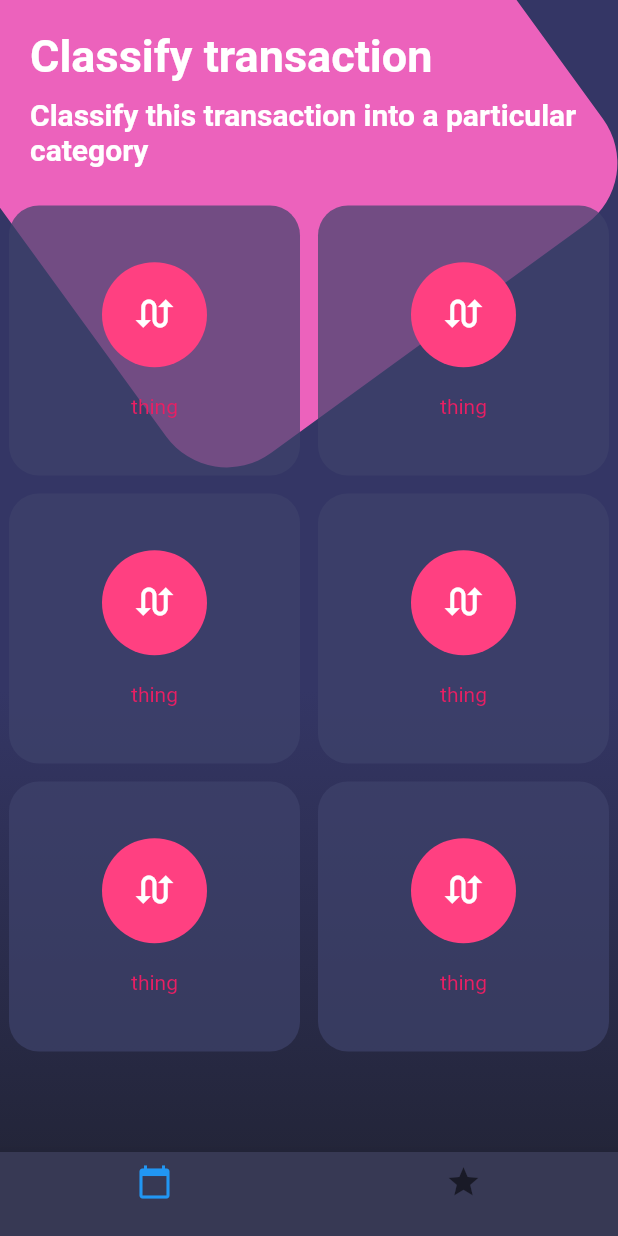
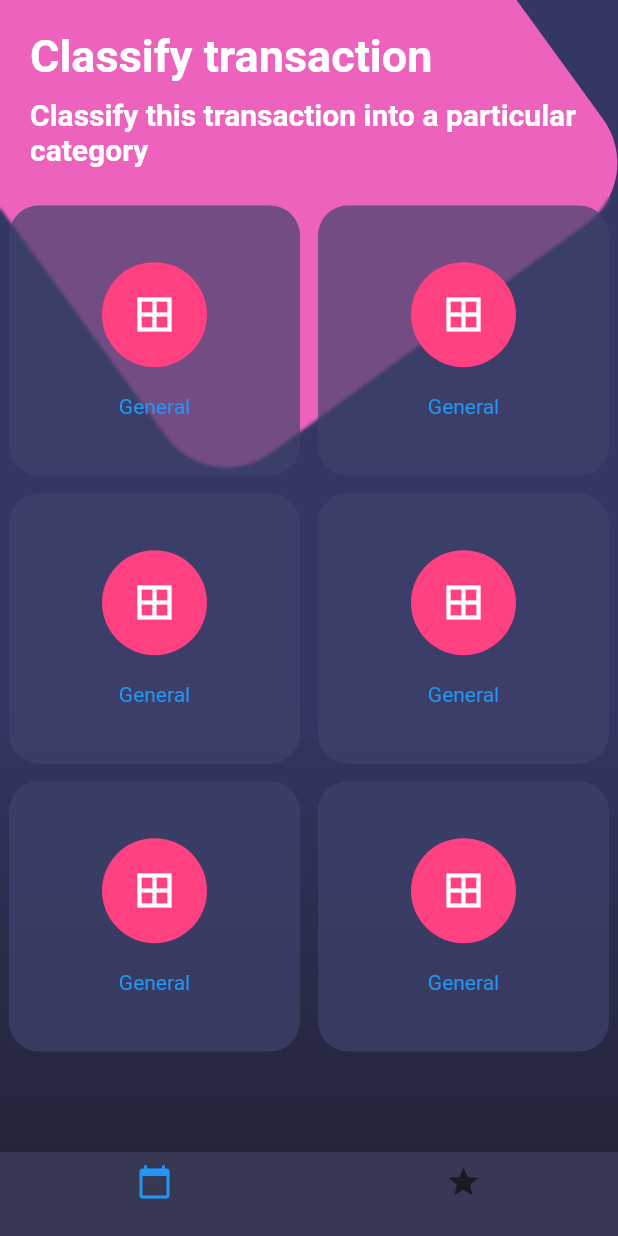
Before and after one commit to germanheinz/DesignsFlutter, a Flutter app: the screen it shows after launch, on a phone screen of 412 x 824 dp. Run offline on Flutter 3.47's test engine with Material 2 defaults, Android fonts, the phone set to English and light mode, and no system bars.

Commit message:
Design part10

```diff
--- a/lib/src/pages/buttons_page.dart
+++ b/lib/src/pages/buttons_page.dart
@@ -1,4 +1,5 @@
 import 'dart:math';
+import 'dart:ui';
 
 import 'package:flutter/material.dart';
 
@@ -112,28 +113,31 @@ class ButtonsPage extends StatelessWidget {
       children: [
         TableRow(
           children: [
-            _createBorder(),
-            _createBorder(),
+            _createBorder(Colors.blue, Icons.border_all, 'General'),
+            _createBorder(Colors.blue, Icons.border_all, 'General'),
           ],
         ),
         TableRow(
           children: [
-            _createBorder(),
-            _createBorder(),
+            _createBorder(Colors.blue, Icons.border_all, 'General'),
+            _createBorder(Colors.blue, Icons.border_all, 'General'),
           ],
         ),
         TableRow(
           children: [
-            _createBorder(),
-            _createBorder(),
+            _createBorder(Colors.blue, Icons.border_all, 'General'),
+            _createBorder(Colors.blue, Icons.border_all, 'General'),
           ],
         ),
       ],
     );
   }
 
-  Widget _createBorder(){
-    return Container(
+  Widget _createBorder(Color color, IconData icon, String text){
+    return ClipRect(
+          child: BackdropFilter(
+          filter: ImageFilter.blur(sigmaX: 1.0, sigmaY: 1.0),
+          child: Container(
           height: 180.0,
           margin: EdgeInsets.all(6.0),
           decoration: BoxDecoration(
@@ -147,11 +151,13 @@ class ButtonsPage extends StatelessWidget {
                CircleAvatar(
                  backgroundColor: Colors.pinkAccent,
                  radius: 35.0,
-             child: Icon(Icons.swap_calls, color: Colors.white, size: 30.0),
+                 child: Icon(icon, color: Colors.white, size: 30.0),
                ),
-           Text('thing', style: TextStyle(color: Colors.pink)),
+               Text(text, style: TextStyle(color: color)),
                SizedBox(height: 10.0),
             ],
+          ),
+        ),
       ),
     );
   }
```
Lines whose indentation alone changed are shown as unchanged.
